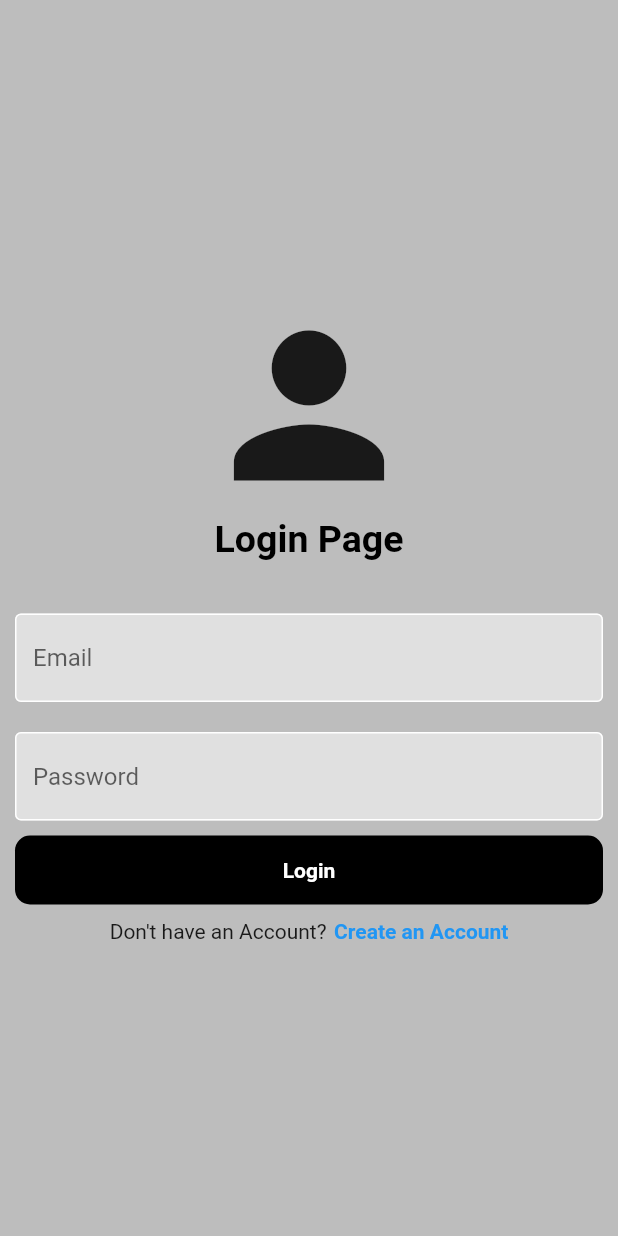
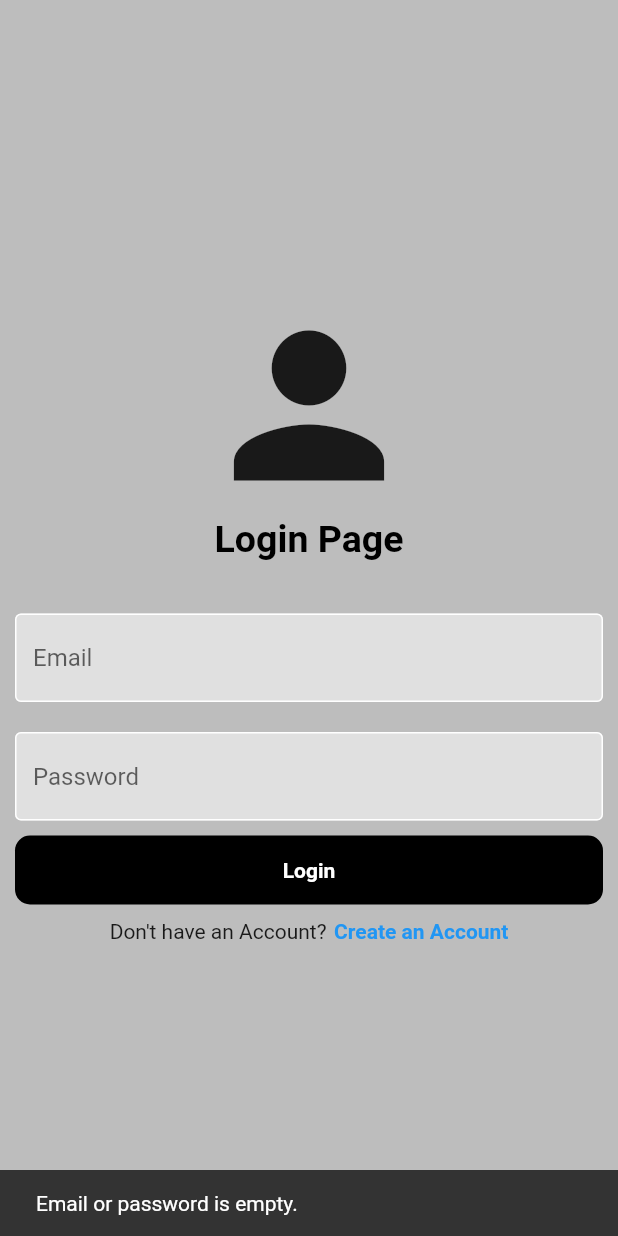
Before and after one commit to PiyushM109/Flutter_firebase, a Flutter app: the screen it shows after launch, after a tap on "Login", on a phone screen of 412 x 824 dp. Run offline on Flutter 3.47's test engine with Material 2 defaults, Android fonts, the phone set to English and light mode, and no system bars; our stand-ins replace firebase_auth, firebase_core; accounts and stored records are empty.

Commit message:
Signup and login using email and password with the help of firbase

```diff
--- a/lib/main.dart
+++ b/lib/main.dart
@@ -1,3 +1,4 @@
+import 'package:firebase_auth/firebase_auth.dart';
 import 'package:firebase_core/firebase_core.dart';
 import 'package:flutter/material.dart';
 import 'package:flutter_firebase/screens/emai_auth/login_screen.dart';
@@ -20,11 +21,7 @@ class MyApp extends StatelessWidget {
   Widget build(BuildContext context) {
     return MaterialApp(
       debugShowCheckedModeBanner: false,
-      initialRoute: '/',
-      routes: {
-        '/': (context) => LoginScreen(),
-        '/signup': (context) => SignupScreen(),
-      },
+      home: (FirebaseAuth.instance.currentUser != null) ? const HomeScreen() : LoginScreen(),
     );
   }
 }
--- a/lib/screens/components/textfield.dart
+++ b/lib/screens/components/textfield.dart
@@ -3,16 +3,19 @@ import 'package:flutter/material.dart';
 class MyTextField extends StatelessWidget {
   final String hintText;
   final bool obscure;
+  final TextEditingController textController;
   const MyTextField({
     super.key,
     required this.hintText,
     required this.obscure,
+    required this.textController,
   });
 
   @override
   Widget build(BuildContext context) {
     return  TextField(
       obscureText:obscure,
+      controller: textController,
       decoration: InputDecoration(
         enabledBorder: const OutlineInputBorder(
           borderSide: BorderSide(
--- a/lib/screens/emai_auth/login_screen.dart
+++ b/lib/screens/emai_auth/login_screen.dart
@@ -1,9 +1,56 @@
+import 'package:firebase_auth/firebase_auth.dart';
+import 'package:flutter/cupertino.dart';
 import 'package:flutter/material.dart';
 import 'package:flutter_firebase/screens/components/textfield.dart';
 import 'package:flutter_firebase/screens/emai_auth/signup_screen.dart';
+import 'package:flutter_firebase/screens/home_screen.dart';
 
-class LoginScreen extends StatelessWidget {
-  const LoginScreen({super.key});
+class LoginScreen extends StatefulWidget {
+  LoginScreen({super.key});
+
+  @override
+  State<LoginScreen> createState() => _LoginScreenState();
+}
+
+class _LoginScreenState extends State<LoginScreen> {
+  TextEditingController emailController = TextEditingController();
+
+  TextEditingController passwordController = TextEditingController();
+
+  void login() async {
+    String email = emailController.text.trim();
+    String password = passwordController.text.trim();
+
+    if (email.isEmpty || password.isEmpty) {
+      ScaffoldMessenger.of(context).showSnackBar(
+        const SnackBar(
+          content: Text('Email or password is empty.'),
+        ),
+      );
+    } else {
+      try {
+        UserCredential userCredential =
+            await FirebaseAuth.instance.signInWithEmailAndPassword(
+          email: email,
+          password: password,
+        );
+        if (userCredential.user != null) {
+
+          Navigator.pop(context,(route)=> route.isFirst);
+
+          Navigator.push(
+              context, CupertinoPageRoute(builder: (context) => HomeScreen()));
+        }
+      } on FirebaseAuthException catch (e) {
+        ScaffoldMessenger.of(context).showSnackBar(
+          const SnackBar(
+            backgroundColor: Colors.red,
+            content: Text("There is Some Error with Email or password"),
+          ),
+        );
+      }
+    }
+  }
 
   @override
   Widget build(BuildContext context) {
@@ -28,16 +75,18 @@ class LoginScreen extends StatelessWidget {
             const SizedBox(
               height: 25,
             ),
-            const Padding(
-              padding: EdgeInsets.all(10.0),
+            Padding(
+              padding: const EdgeInsets.all(10.0),
               child: MyTextField(
+                textController: emailController,
                 hintText: 'Email',
                 obscure: false,
               ),
             ),
-            const Padding(
-              padding: EdgeInsets.all(10.0),
+            Padding(
+              padding: const EdgeInsets.all(10.0),
               child: MyTextField(
+                textController: passwordController,
                 hintText: 'Password',
                 obscure: true,
               ),
@@ -46,7 +95,7 @@ class LoginScreen extends StatelessWidget {
               children: [
                 Expanded(
                   child: GestureDetector(
-                    onTap: () {},
+                    onTap: login,
                     child: Container(
                       margin: const EdgeInsets.only(
                         left: 10,
@@ -78,10 +127,13 @@ class LoginScreen extends StatelessWidget {
               mainAxisAlignment: MainAxisAlignment.center,
               children: [
                 const Text("Don't have an Account?"),
-                SizedBox(width: 5,),
+                const SizedBox(
+                  width: 5,
+                ),
                 GestureDetector(
                   onTap: () {
-                    Navigator.pushNamed(context, '/signup');
+                    Navigator.push(
+              context, CupertinoPageRoute(builder: (context) => SignupScreen()));
                   },
                   child: const Text(
                     "Create an Account",
--- a/pubspec.yaml
+++ b/pubspec.yaml
@@ -36,6 +36,7 @@ dependencies:
   # Use with the CupertinoIcons class for iOS style icons.
   cupertino_icons: ^1.0.2
   firebase_core: ^2.10.0
+  firebase_auth: ^4.6.1
 
 dev_dependencies:
   flutter_test:
```
Also changed, not shown: lib/screens/emai_auth/signup_screen.dart (+63 -11 lines), lib/screens/home_screen.dart (+29 -11 lines), pubspec.lock, 3 other files.
